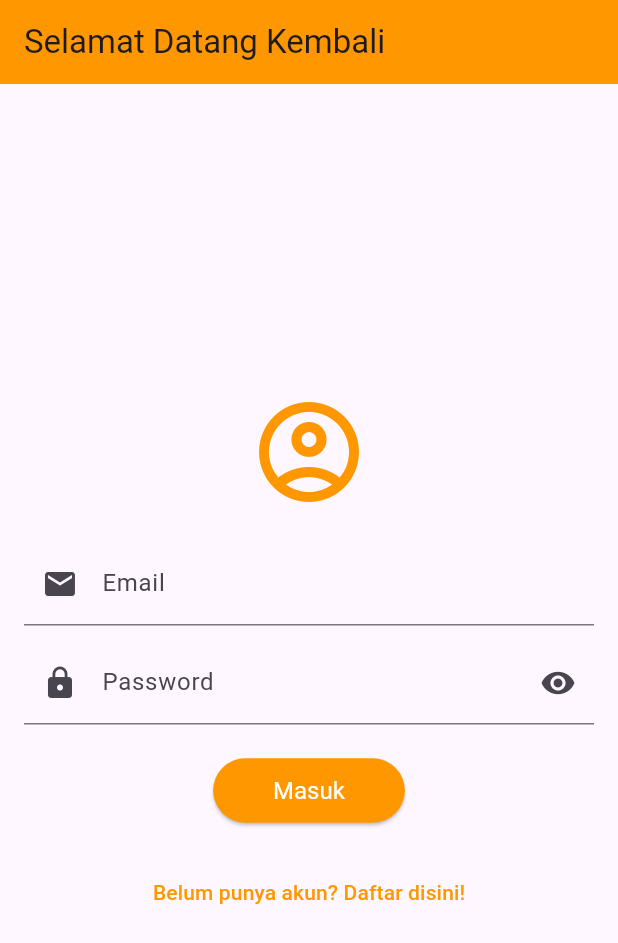
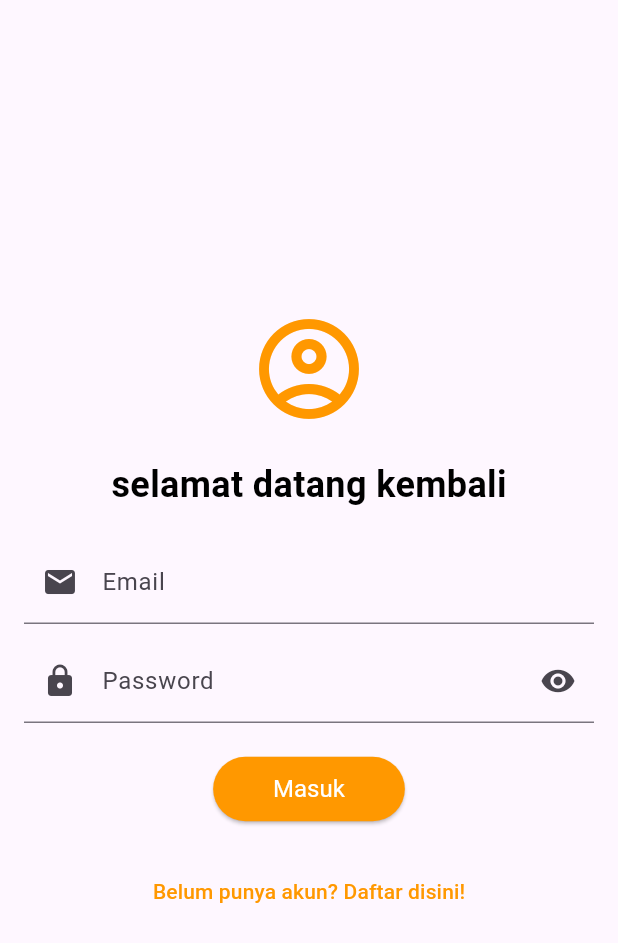
Before and after one commit to azzamaflah/20220140110_UCP1Flutter, a Flutter app: the screen it shows after launch, on a phone screen of 412 x 824 dp. Shown: the top 943 px of the screen. Run offline on Flutter 3.47's test engine with Material 3 defaults, Android fonts, the light colour scheme and no system bars.

Commit message:
menguhbah text ke tengah bukan di padding dan menghapus padding

```diff
--- a/lib/LoginPage.dart
+++ b/lib/LoginPage.dart
@@ -22,12 +22,9 @@ class _LoginPageState extends State<LoginPage> {
   Widget build(BuildContext context) {
     final _formKey = GlobalKey<FormState>();
     return Scaffold(
-      appBar: AppBar(
-        title: const Text('Selamat Datang Kembali'),
-        backgroundColor: Colors.orange,
-      ),
       body: Padding(
         padding: const EdgeInsets.all(16.0),
+        child: Center(
           child: Form(
             key: _formKey,
             child: Column(
@@ -41,6 +38,15 @@ class _LoginPageState extends State<LoginPage> {
                 ),
                 const SizedBox(height: 20),
 
+                Text(
+                  'selamat datang kembali',
+                  style: TextStyle(
+                    fontSize: 24,
+                    fontWeight: FontWeight.bold,
+                    color: Colors.black,
+                  ),
+                ),
+                const SizedBox(height: 20),
                 // Email Field
                 TextFormField(
                   controller: emailController,
@@ -80,7 +86,9 @@ class _LoginPageState extends State<LoginPage> {
                     if (_formKey.currentState!.validate()) {
                       Navigator.pushReplacement(
                         context,
-                      MaterialPageRoute(builder: (context) => const Homepage()),
+                        MaterialPageRoute(
+                          builder: (context) => const Homepage(),
+                        ),
                       );
                     }
                   },
@@ -115,6 +123,7 @@ class _LoginPageState extends State<LoginPage> {
             ),
           ),
         ),
+      ),
     );
   }
 }
```
Lines whose indentation alone changed are shown as unchanged.
